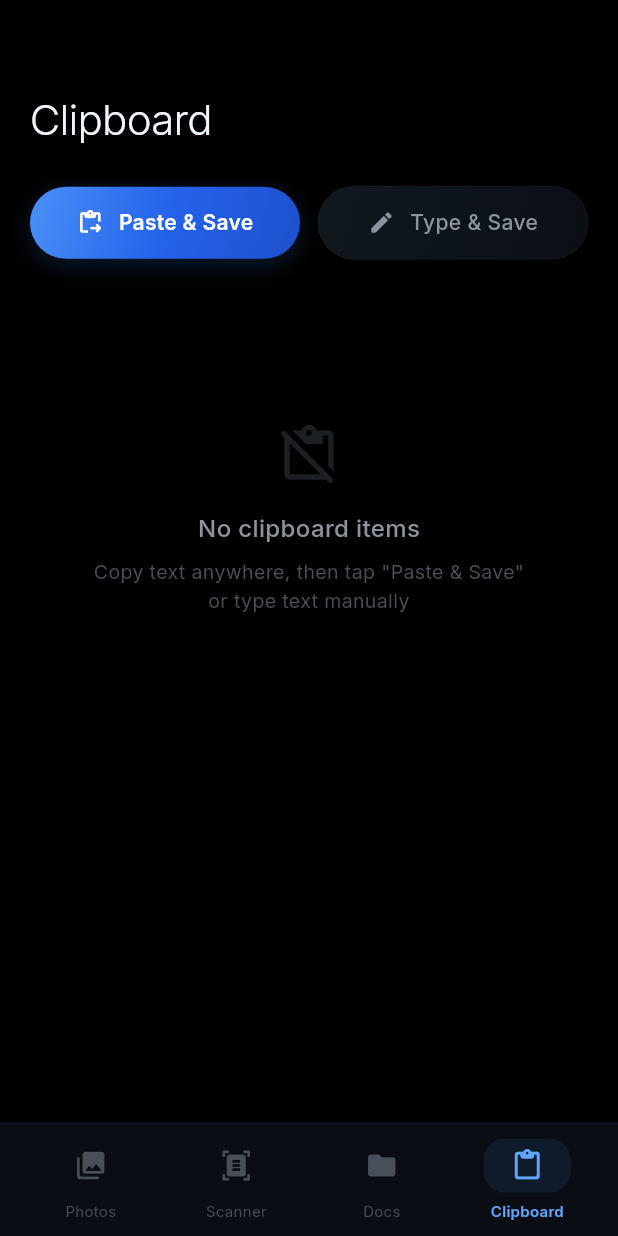
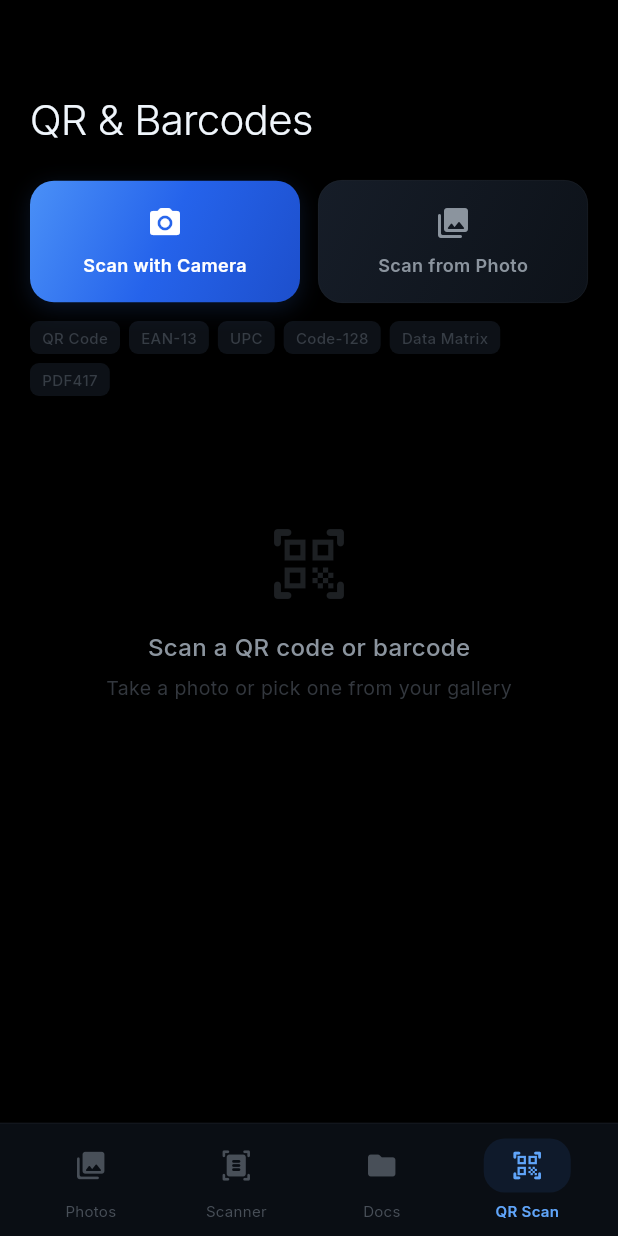
Before and after one commit to Skelapt/Mijigi, a Flutter app: the screen it shows after launch, item 4 of the bottom bar chosen, on a phone screen of 412 x 824 dp. Run offline on Flutter 3.47's test engine with Material 3 defaults, Android fonts, the phone set to English and light mode, and no system bars; our stand-ins replace google_fonts, hive_flutter, image_picker, open_file, pdf, permission_handler and 2 more; missing offline and left inert: google_mlkit_barcode_scanning, google_mlkit_image_labeling, google_mlkit_text_recognition, photo_manager; accounts and stored records are empty.

Commit message:
Rename to Picxtract, replace Clipboard with QR Scanner tab
Rebrand:
- App renamed from Mijigi to Picxtract everywhere
- Android label, splash screen, app title all updated
- Debug prints use [Picxtract] prefix

QR & Barcode Scanner (NEW tab):
- Replaces Clipboard tab (removed - wasn't working)
- Scan from camera or pick from gallery
- ML Kit barcode scanning: QR, EAN-13, UPC, Code-128, Data Matrix, PDF417
- Auto-detects content type: URL, WiFi, Email, Phone, SMS, Contact,
  Calendar Event, Location, Product, ISBN
- Structured data extraction (WiFi SSID+password, contact name+phone+email)
- Action buttons: Open URL, Call phone, Send email, Copy
- Scan results shown as premium gradient cards with type badges
- Supported format badges displayed
- Added google_mlkit_barcode_scanning package

4 tabs: Photos | Scanner | Docs | QR Scan

Co-Authored-By: Claude Opus 4.6 (1M context) <noreply@anthropic.com>

```diff
--- a/lib/main.dart
+++ b/lib/main.dart
@@ -26,7 +26,7 @@ class MijigiApp extends StatelessWidget {
     return ChangeNotifierProvider(
       create: (_) => AppProvider()..init(),
       child: MaterialApp(
-        title: 'Mijigi',
+        title: 'Picxtract',
         debugShowCheckedModeBanner: false,
         theme: AppTheme.dark,
         home: const _SplashGate(),
@@ -64,7 +64,7 @@ class _SplashGate extends StatelessWidget {
                   ),
                   const SizedBox(height: 20),
                   const Text(
-                    'Mijigi',
+                    'Picxtract',
                     style: TextStyle(
                       color: MijigiColors.textPrimary,
                       fontSize: 28,
--- a/lib/screens/photos/photos_screen.dart
+++ b/lib/screens/photos/photos_screen.dart
@@ -479,7 +479,7 @@ class _PhotosScreenState extends State<PhotosScreen>
                             fontWeight: FontWeight.w500)),
                     const SizedBox(height: 8),
                     const Text(
-                        'Collections auto-create as Mijigi scans your photos',
+                        'Collections auto-create as Picxtract scans your photos',
                         style: TextStyle(
                             color: MijigiColors.textTertiary, fontSize: 13,
                             fontWeight: FontWeight.w400)),
--- /dev/null
+++ b/lib/screens/qr/qr_screen.dart
@@ -0,0 +1,600 @@
+import 'dart:io';
+import 'package:flutter/material.dart';
+import 'package:flutter/services.dart';
+import 'package:image_picker/image_picker.dart';
+import 'package:url_launcher/url_launcher.dart';
+import '../../services/barcode_service.dart';
+import '../../theme/app_theme.dart';
+
+class QrScreen extends StatefulWidget {
+  const QrScreen({super.key});
+
+  @override
+  State<QrScreen> createState() => _QrScreenState();
+}
+
+class _QrScreenState extends State<QrScreen> {
+  final BarcodeService _barcodeService = BarcodeService();
+  final ImagePicker _picker = ImagePicker();
+  final List<_ScanResult> _results = [];
+  bool _isScanning = false;
+
+  @override
+  void dispose() {
+    _barcodeService.dispose();
+    super.dispose();
+  }
+
+  @override
+  Widget build(BuildContext context) {
+    return Scaffold(
+      backgroundColor: MijigiColors.background,
+      body: CustomScrollView(
+        slivers: [
+          const SliverToBoxAdapter(child: SizedBox(height: 60)),
+
+          // Header
+          SliverToBoxAdapter(
+            child: Padding(
+              padding: const EdgeInsets.symmetric(horizontal: 20),
+              child: const Text(
+                'QR & Barcodes',
+                style: TextStyle(
+                  color: MijigiColors.textPrimary,
+                  fontSize: 28,
+                  fontWeight: FontWeight.w300,
+                  letterSpacing: -0.5,
+                ),
+              ),
+            ),
+          ),
+
+          const SliverToBoxAdapter(child: SizedBox(height: 20)),
+
+          // Scan buttons
+          SliverToBoxAdapter(
+            child: Padding(
+              padding: const EdgeInsets.symmetric(horizontal: 20),
+              child: Row(
+                children: [
+                  Expanded(
+                    child: _ScanButton(
+                      icon: Icons.camera_alt_rounded,
+                      label: 'Scan with Camera',
+                      gradient: MijigiGradients.buttonGradient,
+                      onTap: _isScanning ? null : _scanFromCamera,
+                      isLoading: _isScanning,
+                    ),
+                  ),
+                  const SizedBox(width: 12),
+                  Expanded(
+                    child: _ScanButton(
+                      icon: Icons.photo_library_rounded,
+                      label: 'Scan from Photo',
+                      gradient: MijigiGradients.cardElevatedGradient,
+                      onTap: _isScanning ? null : _scanFromGallery,
+                      border: true,
+                    ),
+                  ),
+                ],
+              ),
+            ),
+          ),
+
+          const SliverToBoxAdapter(child: SizedBox(height: 12)),
+
+          // Supported formats
+          SliverToBoxAdapter(
+            child: Padding(
+              padding: const EdgeInsets.symmetric(horizontal: 20),
+              child: Wrap(
+                spacing: 6,
+                runSpacing: 6,
+                children: [
+                  _FormatBadge('QR Code'),
+                  _FormatBadge('EAN-13'),
+                  _FormatBadge('UPC'),
+                  _FormatBadge('Code-128'),
+                  _FormatBadge('Data Matrix'),
+                  _FormatBadge('PDF417'),
+                ],
+              ),
+            ),
+          ),
+
+          const SliverToBoxAdapter(child: SizedBox(height: 24)),
+
+          // Results
+          if (_results.isEmpty)
+            SliverToBoxAdapter(child: _buildEmpty())
+          else ...[
+            SliverToBoxAdapter(
+              child: Padding(
+                padding: const EdgeInsets.symmetric(horizontal: 20),
+                child: Row(
+                  children: [
+                    Text(
+                      'Results',
+                      style: TextStyle(
+                        color: MijigiColors.textSecondary,
+                        fontSize: 13,
+                        fontWeight: FontWeight.w500,
+                        letterSpacing: 0.3,
+                      ),
+                    ),
+                    const Spacer(),
+                    GestureDetector(
+                      onTap: () => setState(() => _results.clear()),
+                      child: Text(
+                        'Clear',
+                        style: TextStyle(
+                          color: MijigiColors.textTertiary,
+                          fontSize: 12,
+                          fontWeight: FontWeight.w500,
+                        ),
+                      ),
+                    ),
+                  ],
+                ),
+              ),
+            ),
+            const SliverToBoxAdapter(child: SizedBox(height: 10)),
+            SliverPadding(
+              padding: const EdgeInsets.symmetric(horizontal: 20),
+              sliver: SliverList(
+                delegate: SliverChildBuilderDelegate(
+                  (context, index) {
+                    return Padding(
+                      padding: const EdgeInsets.only(bottom: 10),
+                      child: _results[index],
+                    );
+                  },
+                  childCount: _results.length,
+                ),
+              ),
+            ),
+          ],
+
+          const SliverToBoxAdapter(child: SizedBox(height: 100)),
+        ],
+      ),
+    );
+  }
+
+  Widget _buildEmpty() {
+    return Padding(
+      padding: const EdgeInsets.only(top: 60),
+      child: Center(
+        child: Column(
+          children: [
+            Icon(Icons.qr_code_scanner_rounded,
+                size: 56,
+                color: MijigiColors.textTertiary.withValues(alpha: 0.4)),
+            const SizedBox(height: 16),
+            const Text('Scan a QR code or barcode',
+                style: TextStyle(
+                    color: MijigiColors.textSecondary,
+                    fontSize: 16,
+                    fontWeight: FontWeight.w500)),
+            const SizedBox(height: 6),
+            Text(
+              'Take a photo or pick one from your gallery',
+              style: TextStyle(
+                  color: MijigiColors.textTertiary.withValues(alpha: 0.7),
+                  fontSize: 13),
+            ),
+          ],
+        ),
+      ),
+    );
+  }
+
+  Future<void> _scanFromCamera() async {
+    final XFile? photo = await _picker.pickImage(
+      source: ImageSource.camera,
+      imageQuality: 95,
+    );
+    if (photo != null) _processImage(photo.path);
+  }
+
+  Future<void> _scanFromGallery() async {
+    final XFile? photo = await _picker.pickImage(
+      source: ImageSource.gallery,
+    );
+    if (photo != null) _processImage(photo.path);
+  }
+
+  Future<void> _processImage(String path) async {
+    setState(() => _isScanning = true);
+
+    final barcodes = await _barcodeService.scanImage(path);
+
+    if (barcodes.isEmpty && mounted) {
+      ScaffoldMessenger.of(context).showSnackBar(
+        const SnackBar(
+          content: Text('No QR code or barcode found',
+              style: TextStyle(color: Colors.white)),
+        ),
+      );
+    }
+
+    for (final barcode in barcodes) {
+      _results.insert(
+        0,
+        _ScanResult(
+          barcode: barcode,
+          imagePath: path,
+          onCopy: () => _copy(barcode.rawValue),
+          onAction: () => _launchAction(barcode),
+        ),
+      );
+    }
+
+    setState(() => _isScanning = false);
+  }
+
+  void _copy(String text) {
+    Clipboard.setData(ClipboardData(text: text));
+    HapticFeedback.lightImpact();
+    ScaffoldMessenger.of(context).showSnackBar(
+      SnackBar(
+        content: Text('Copied: $text',
+            style: const TextStyle(color: Colors.white)),
+        duration: const Duration(seconds: 1),
+      ),
+    );
+  }
+
+  void _launchAction(ScannedBarcode barcode) async {
+    Uri? uri;
+
+    if (barcode.structuredData?['url'] != null) {
+      uri = Uri.tryParse(barcode.structuredData!['url']!);
+    } else if (barcode.structuredData?['number'] != null) {
+      uri = Uri(scheme: 'tel', path: barcode.structuredData!['number']);
+    } else if (barcode.structuredData?['address'] != null) {
+      uri = Uri(scheme: 'mailto', path: barcode.structuredData!['address']);
+    } else if (barcode.rawValue.startsWith('http')) {
+      uri = Uri.tryParse(barcode.rawValue);
+    }
+
+    if (uri != null) {
+      try {
+        await launchUrl(uri, mode: LaunchMode.externalApplication);
+      } catch (_) {}
+    }
+  }
+}
+
+// --- Scan button ---
+class _ScanButton extends StatelessWidget {
+  final IconData icon;
+  final String label;
+  final LinearGradient gradient;
+  final VoidCallback? onTap;
+  final bool isLoading;
+  final bool border;
+
+  const _ScanButton({
+    required this.icon,
+    required this.label,
+    required this.gradient,
+    this.onTap,
+    this.isLoading = false,
+    this.border = false,
+  });
+
+  @override
+  Widget build(BuildContext context) {
+    return GestureDetector(
+      onTap: onTap,
+      child: Container(
+        padding: const EdgeInsets.symmetric(vertical: 16),
+        decoration: BoxDecoration(
+          gradient: gradient,
+          borderRadius: BorderRadius.circular(16),
+          border: border
+              ? Border.all(
+                  color: MijigiColors.border.withValues(alpha: 0.5),
+                  width: 0.5)
+              : null,
+          boxShadow: !border
+              ? [
+                  BoxShadow(
+                    color: MijigiColors.primary.withValues(alpha: 0.15),
+                    blurRadius: 12,
+                    offset: const Offset(0, 4),
+                  ),
+                ]
+              : null,
+        ),
+        child: Column(
+          children: [
+            if (isLoading)
+              const SizedBox(
+                width: 22,
+                height: 22,
+                child: CircularProgressIndicator(
+                    strokeWidth: 2, color: Colors.white),
+              )
+            else
+              Icon(icon,
+                  color: border
+                      ? MijigiColors.textSecondary
+                      : Colors.white,
+                  size: 24),
+            const SizedBox(height: 8),
+            Text(
+              label,
+              style: TextStyle(
+                color: border ? MijigiColors.textSecondary : Colors.white,
+                fontSize: 12,
+                fontWeight: FontWeight.w600,
+              ),
+            ),
+          ],
+        ),
+      ),
+    );
+  }
+}
+
+// --- Format badge ---
+class _FormatBadge extends StatelessWidget {
+  final String label;
+  const _FormatBadge(this.label);
+
+  @override
+  Widget build(BuildContext context) {
+    return Container(
+      padding: const EdgeInsets.symmetric(horizontal: 8, vertical: 4),
+      decoration: BoxDecoration(
+        color: MijigiColors.surface,
+        borderRadius: BorderRadius.circular(6),
+      ),
+      child: Text(
+        label,
+        style: TextStyle(
+          color: MijigiColors.textTertiary.withValues(alpha: 0.7),
+          fontSize: 10,
+          fontWeight: FontWeight.w500,
+        ),
+      ),
+    );
+  }
+}
+
+// --- Scan result card ---
+class _ScanResult extends StatelessWidget {
+  final ScannedBarcode barcode;
+  final String imagePath;
+  final VoidCallback onCopy;
+  final VoidCallback onAction;
+
+  const _ScanResult({
+    required this.barcode,
+    required this.imagePath,
+    required this.onCopy,
+    required this.onAction,
+  });
+
+  @override
+  Widget build(BuildContext context) {
+    final hasAction = barcode.structuredData != null &&
+        (barcode.structuredData!.containsKey('url') ||
+            barcode.structuredData!.containsKey('number') ||
+            barcode.structuredData!.containsKey('address') ||
+            barcode.rawValue.startsWith('http'));
+
+    return Container(
+      padding: const EdgeInsets.all(14),
+      decoration: BoxDecoration(
+        gradient: MijigiGradients.cardGradient,
+        borderRadius: BorderRadius.circular(14),
+        border: Border.all(
+          color: MijigiColors.border.withValues(alpha: 0.5),
+          width: 0.5,
+        ),
+      ),
+      child: Column(
+        crossAxisAlignment: CrossAxisAlignment.start,
+        children: [
+          // Type badge + thumbnail
+          Row(
+            children: [
+              Container(
+                padding:
+                    const EdgeInsets.symmetric(horizontal: 8, vertical: 4),
+                decoration: BoxDecoration(
+                  color: _typeColor.withValues(alpha: 0.12),
+                  borderRadius: BorderRadius.circular(6),
+                ),
+                child: Row(
+                  mainAxisSize: MainAxisSize.min,
+                  children: [
+                    Icon(_typeIcon, size: 12, color: _typeColor),
+                    const SizedBox(width: 4),
+                    Text(
+                      barcode.typeLabel,
+                      style: TextStyle(
+                        color: _typeColor,
+                        fontSize: 11,
+                        fontWeight: FontWeight.w600,
+                      ),
+                    ),
+                  ],
+                ),
+              ),
+              const Spacer(),
+              // Small thumbnail
+              ClipRRect(
+                borderRadius: BorderRadius.circular(6),
+                child: Image.file(
+                  File(imagePath),
+                  width: 32,
+                  height: 32,
+                  fit: BoxFit.cover,
+                  errorBuilder: (_, __, ___) => const SizedBox(),
+                ),
+              ),
+            ],
+          ),
+
+          const SizedBox(height: 10),
+
+          // Main value
+          Text(
+            barcode.displayValue,
+            style: const TextStyle(
+              color: MijigiColors.textPrimary,
+              fontSize: 15,
+              fontWeight: FontWeight.w500,
+            ),
+            maxLines: 3,
+            overflow: TextOverflow.ellipsis,
+          ),
+
+          // Structured data
+          if (barcode.structuredData != null &&
+              barcode.structuredData!.length > 1) ...[
+            const SizedBox(height: 8),
+            ...barcode.structuredData!.entries
+                .where((e) => e.value.isNotEmpty)
+                .take(4)
+                .map((e) => Padding(
+                      padding: const EdgeInsets.only(bottom: 3),
+                      child: Row(
+                        children: [
+                          Text(
+                            '${e.key}: ',
+                            style: TextStyle(
+                              color: MijigiColors.textTertiary,
+                              fontSize: 12,
+                              fontWeight: FontWeight.w500,
+                            ),
+                          ),
+                          Expanded(
+                            child: Text(
+                              e.value,
+                              style: const TextStyle(
+                                color: MijigiColors.textSecondary,
+                                fontSize: 12,
+                              ),
+                              maxLines: 1,
+                              overflow: TextOverflow.ellipsis,
+                            ),
+                          ),
+                        ],
+                      ),
+                    )),
+          ],
+
+          const SizedBox(height: 10),
+
+          // Action buttons
+          Row(
+            children: [
+              _ActionBtn(
+                icon: Icons.content_copy_rounded,
+                label: 'Copy',
+                color: MijigiColors.textSecondary,
+                onTap: onCopy,
+              ),
+              if (hasAction) ...[
+                const SizedBox(width: 8),
+                _ActionBtn(
+                  icon: _actionIcon,
+                  label: _actionLabel,
+                  color: _typeColor,
+                  onTap: onAction,
+                ),
+              ],
+            ],
+          ),
+        ],
+      ),
+    );
+  }
+
+  Color get _typeColor => switch (barcode.typeLabel) {
+    'URL' => const Color(0xFF3B82F6),
+    'WiFi' => const Color(0xFF22C55E),
+    'Email' => const Color(0xFF8B5CF6),
+    'Phone' => const Color(0xFF06B6D4),
+    'Contact' => const Color(0xFFF59E0B),
+    'Event' => const Color(0xFFEF4444),
+    'Location' => const Color(0xFFF97316),
+    'Product' => const Color(0xFFEC4899),
+    _ => MijigiColors.primary,
+  };
+
+  IconData get _typeIcon => switch (barcode.typeLabel) {
+    'URL' => Icons.link_rounded,
+    'WiFi' => Icons.wifi_rounded,
+    'Email' => Icons.email_rounded,
+    'Phone' => Icons.phone_rounded,
+    'Contact' => Icons.person_rounded,
+    'Event' => Icons.event_rounded,
+    'Location' => Icons.location_on_rounded,
+    'Product' => Icons.shopping_bag_rounded,
+    'ISBN' => Icons.menu_book_rounded,
+    _ => Icons.qr_code_rounded,
+  };
+
+  IconData get _actionIcon => switch (barcode.typeLabel) {
+    'URL' => Icons.open_in_new_rounded,
+    'Email' => Icons.send_rounded,
+    'Phone' => Icons.call_rounded,
+    _ => Icons.open_in_new_rounded,
+  };
+
+  String get _actionLabel => switch (barcode.typeLabel) {
+    'URL' => 'Open',
+    'Email' => 'Send',
+    'Phone' => 'Call',
+    _ => 'Open',
+  };
+}
+
+class _ActionBtn extends StatelessWidget {
+  final IconData icon;
+  final String label;
+  final Color color;
+  final VoidCallback onTap;
+
+  const _ActionBtn({
+    required this.icon,
+    required this.label,
+    required this.color,
+    required this.onTap,
+  });
+
+  @override
+  Widget build(BuildContext context) {
+    return GestureDetector(
+      onTap: onTap,
+      child: Container(
+        padding: const EdgeInsets.symmetric(horizontal: 12, vertical: 7),
+        decoration: BoxDecoration(
+          color: color.withValues(alpha: 0.08),
+          borderRadius: BorderRadius.circular(10),
+        ),
+        child: Row(
+          mainAxisSize: MainAxisSize.min,
+          children: [
+            Icon(icon, size: 14, color: color),
+            const SizedBox(width: 5),
+            Text(
+              label,
+              style: TextStyle(
+                color: color,
+                fontSize: 12,
+                fontWeight: FontWeight.w600,
+              ),
+            ),
+          ],
+        ),
+      ),
+    );
+  }
+}
--- a/lib/screens/shell_screen.dart
+++ b/lib/screens/shell_screen.dart
@@ -5,7 +5,7 @@ import '../theme/app_theme.dart';
 import 'photos/photos_screen.dart';
 import 'scanner/scanner_tab_screen.dart';
 import 'files/files_screen.dart';
-import 'clipboard/clipboard_screen.dart';
+import 'qr/qr_screen.dart';
 
 class ShellScreen extends StatefulWidget {
   const ShellScreen({super.key});
@@ -31,7 +31,7 @@ class _ShellScreenState extends State<ShellScreen> with WidgetsBindingObserver {
   void didChangeAppLifecycleState(AppLifecycleState state) {
     if (state == AppLifecycleState.resumed) {
       // App came to foreground
-      context.read<AppProvider>().checkClipboardNow();
+      // App resumed
     }
   }
 
@@ -39,7 +39,7 @@ class _ShellScreenState extends State<ShellScreen> with WidgetsBindingObserver {
     PhotosScreen(),      // 0
     ScannerTabScreen(),  // 1
     FilesScreen(),       // 2
-    ClipboardScreen(),   // 3
+    QrScreen(),          // 3
   ];
 
   @override
@@ -92,8 +92,8 @@ class _ShellScreenState extends State<ShellScreen> with WidgetsBindingObserver {
                       onTap: () => provider.setTab(2),
                     ),
                     _NavItem(
-                      icon: Icons.content_paste_rounded,
-                      label: 'Clipboard',
+                      icon: Icons.qr_code_scanner_rounded,
+                      label: 'QR Scan',
                       isActive: provider.currentTab == 3,
                       onTap: () => provider.setTab(3),
                     ),
--- a/lib/services/pdf_service.dart
+++ b/lib/services/pdf_service.dart
@@ -58,10 +58,10 @@ class PdfService {
       final bytes = await pdf.save();
       await file.writeAsBytes(bytes);
 
-      debugPrint('[Mijigi] PDF created: $path (${imagePaths.length} pages)');
+      debugPrint('[Picxtract] PDF created: $path (${imagePaths.length} pages)');
       return path;
     } catch (e) {
-      debugPrint('[Mijigi] PDF creation failed: $e');
+      debugPrint('[Picxtract] PDF creation failed: $e');
       return null;
     }
   }
--- a/pubspec.yaml
+++ b/pubspec.yaml
@@ -1,5 +1,5 @@
 name: mijigi
-description: "Capture anything. Find everything."
+description: "Picxtract - Extract everything from your photos."
 publish_to: 'none'
 version: 1.0.0+1
 
@@ -23,6 +23,7 @@ dependencies:
   # OCR & ML
   google_mlkit_text_recognition: ^0.15.0
   google_mlkit_image_labeling: ^0.14.0
+  google_mlkit_barcode_scanning: ^0.14.0
 
   # Media
   image_picker: ^1.0.7
```
Also changed, not shown: lib/services/barcode_service.dart (added, +126 -0 lines), pubspec.lock, 1 other file.
